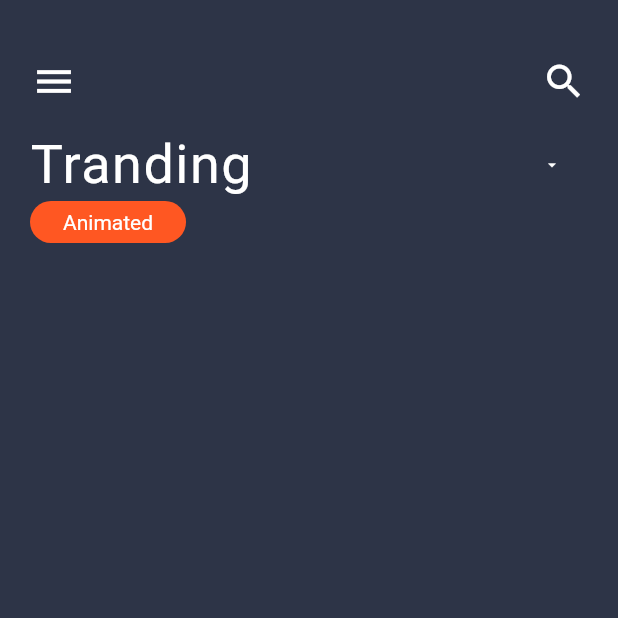
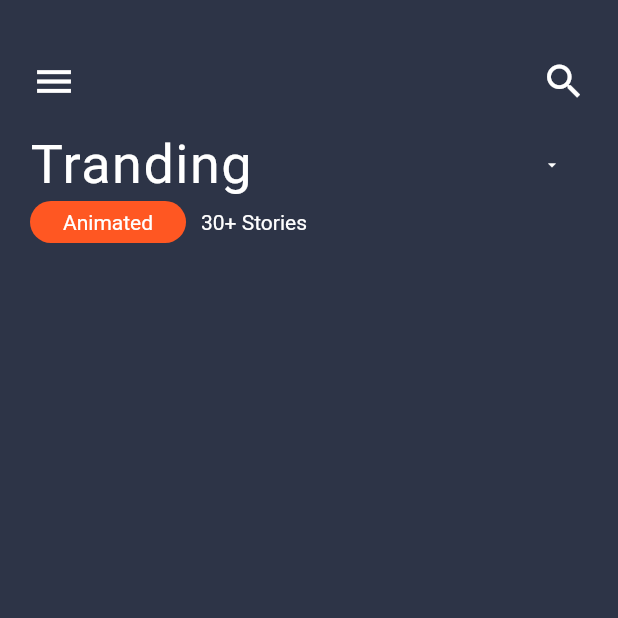
Before and after one commit to akshayyadav76/flutter_appas, a Flutter app: the screen it shows after launch, on a phone screen of 412 x 824 dp, the top half of it. Run offline on Flutter 3.47's test engine with Material 2 defaults, Android fonts, the phone set to English and light mode, and no system bars; Roboto replaces fonts that are missing (Calibre-Semibold).

Commit message:
fix all issuse genrated by another row..

```diff
--- a/lib/main.dart
+++ b/lib/main.dart
@@ -85,7 +85,9 @@ class _HomeState extends State<Home> {
                   child: Text("Animated",style: TextStyle(color: Colors.white),),),
 
                 ),
-                )
+                ),
+                SizedBox(width: 10.0,),
+                Text("30+ Stories",style: TextStyle(color: Colors.white),),
               ],
             ),),
           ],
```
